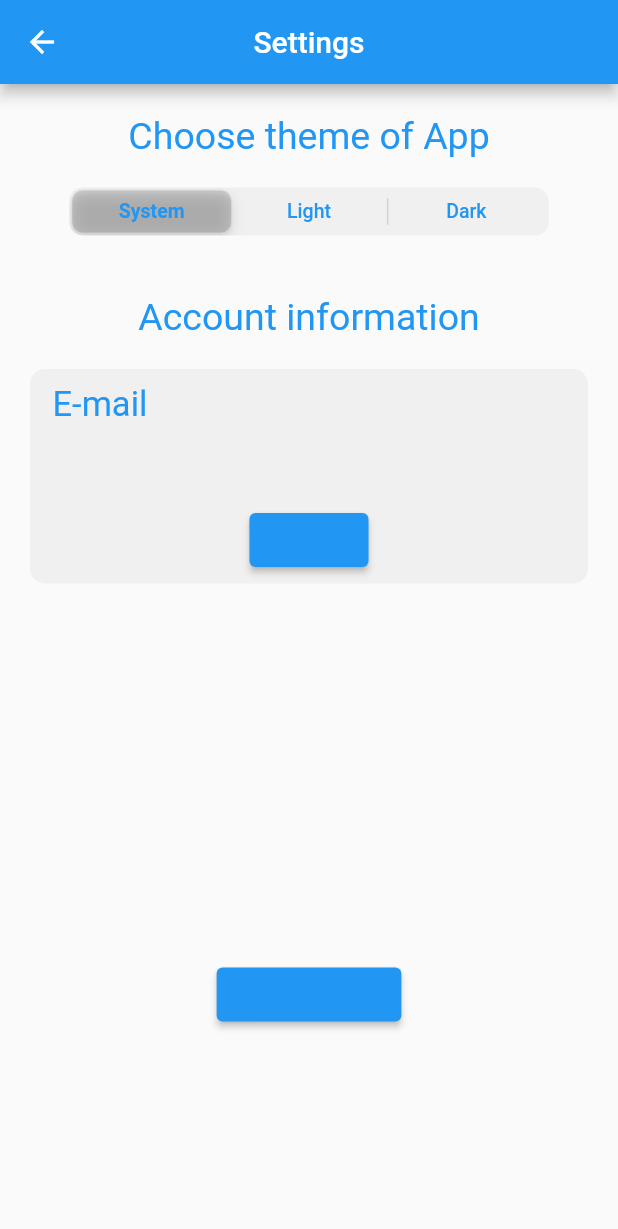
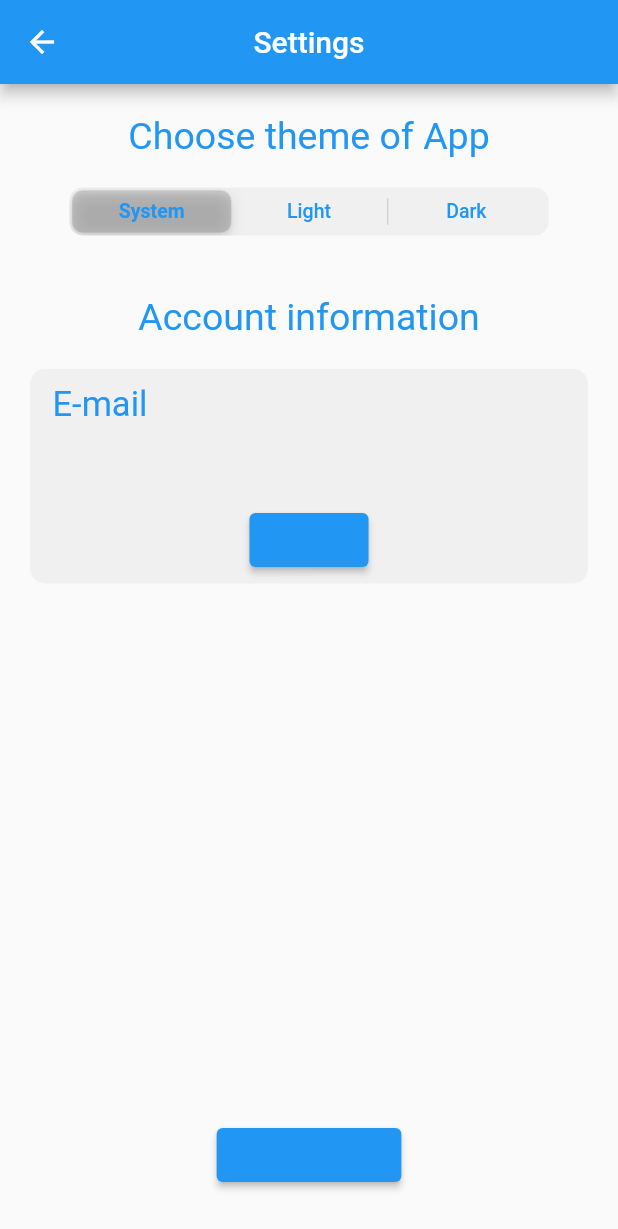
Before and after one commit to blueberry13-8/innostudy, a Flutter app: the SettingsPage screen opened directly, on a phone screen of 412 x 824 dp. Shown: the top 1229 px of the screen. Run offline on Flutter 3.47's test engine with Material 2 defaults, Android fonts, the light colour scheme and no system bars; our stand-ins replace cloud_firestore, easy_dynamic_theme, file_picker, firebase_auth, firebase_core, firebase_crashlytics and 3 more; missing offline and left inert: textfield_search, universal_html; accounts and stored records are empty; network calls fail.

Commit message:
Update settings_page.dart
Fixed button About

```diff
--- a/lib/pages/settings_page.dart
+++ b/lib/pages/settings_page.dart
@@ -157,10 +157,18 @@ class _SettingsPageState extends State<SettingsPage> {
                       ],
                     ),
                   ),
-                  const SizedBox(
-                    height: 250,
+                ],
               ),
-                  ElevatedButton(
+            ),
+          ],
+        ),
+      ),
+      bottomSheet: Container(
+        color: Theme.of(context).scaffoldBackgroundColor,
+        height: 80,
+        padding: const EdgeInsets.only(bottom: 30,),
+        alignment: Alignment.bottomCenter,
+        child: ElevatedButton(
           child: Text(
             'About this app',
             style: TextStyle(
@@ -176,11 +184,6 @@ class _SettingsPageState extends State<SettingsPage> {
             );
           },
         ),
-                ],
-              ),
-            ),
-          ],
-        ),
       ),
     );
   }
```
Lines whose indentation alone changed are shown as unchanged.
